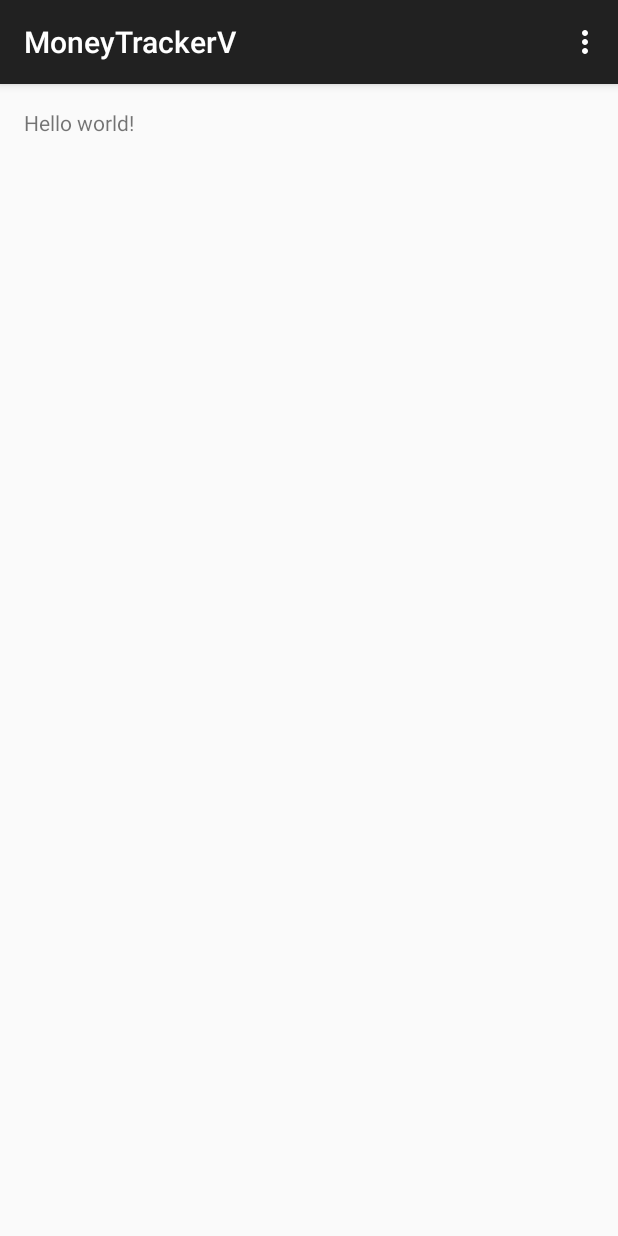
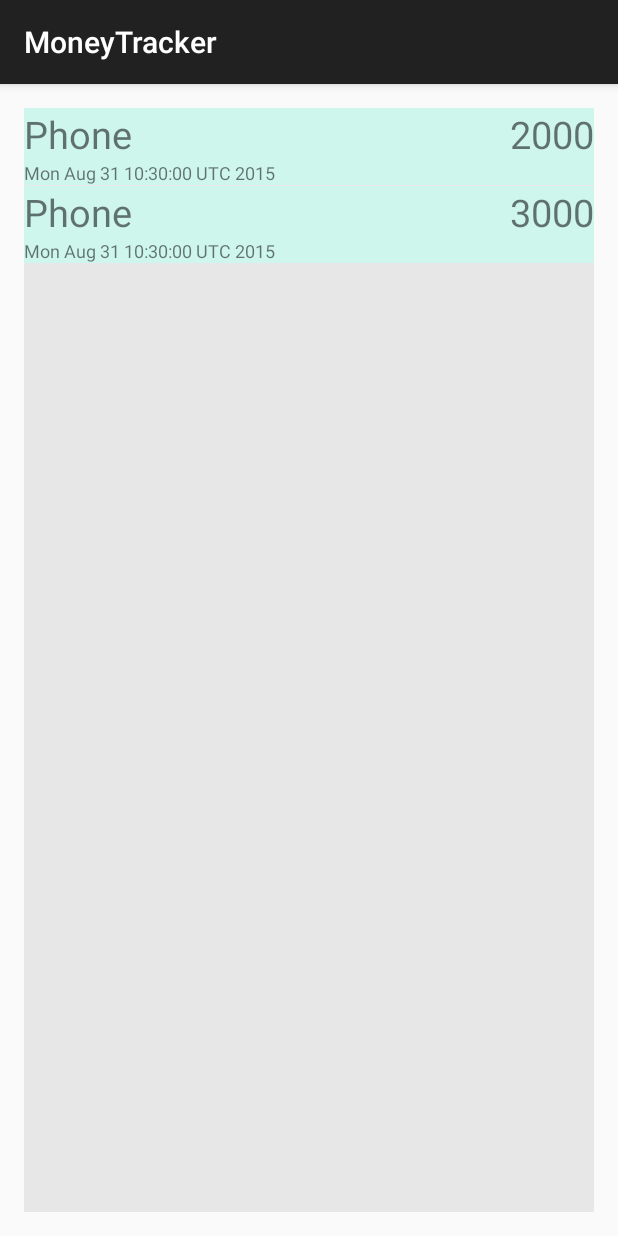
Before and after one commit to ftipip/MoneyTrackerV, an Android app: the screen it shows after launch (MainActivity), on a phone screen of 412 x 824 dp. Run offline under Robolectric (Android 15) with nearby library versions, the phone set to English and light mode, and no system bars.

Commit message:
Lesson#3

```diff
--- a/app/src/main/java/com/example/ftipip/moneytrackerv/MainActivity.java
+++ b/app/src/main/java/com/example/ftipip/moneytrackerv/MainActivity.java
@@ -2,37 +2,53 @@ package com.example.ftipip.moneytrackerv;
 
 import android.support.v7.app.ActionBarActivity;
 import android.os.Bundle;
+import android.util.Log;
 import android.view.Menu;
 import android.view.MenuItem;
+import android.widget.ListView;
+
+import java.util.ArrayList;
+import java.util.Date;
+import java.util.List;
 
 
 public class MainActivity extends ActionBarActivity {
+
+    private ListView listView;
+    private List<Transaction> data = new ArrayList<>();
+    private TransactionAdapter transactionAdapter;
+
+    private static final String LOG_TAG = MainActivity.class.getSimpleName();
 
     @Override
     protected void onCreate(Bundle savedInstanceState) {
         super.onCreate(savedInstanceState);
         setContentView(R.layout.activity_main);
+
+        listView = (ListView) findViewById(R.id.main_listview);
+        List<Transaction> adapterData = getDataList();
+        transactionAdapter = new TransactionAdapter(this, adapterData);
+        listView.setAdapter(transactionAdapter);
+
+        Log.d(LOG_TAG, "onCreate");
+    }
+
+    private  List<Transaction> getDataList() {
+        data.add(new Transaction("Phone", 2000, String.valueOf(new Date())));
+        data.add(new Transaction("Phone", 3000, String.valueOf(new Date())));
+
+        return data;
     }
 
     @Override
-    public boolean onCreateOptionsMenu(Menu menu) {
-        // Inflate the menu; this adds items to the action bar if it is present.
-        getMenuInflater().inflate(R.menu.menu_main, menu);
-        return true;
+    protected void onResume() {
+        Log.d(LOG_TAG, "onResume");
+        super.onResume();
     }
 
     @Override
-    public boolean onOptionsItemSelected(MenuItem item) {
-        // Handle action bar item clicks here. The action bar will
-        // automatically handle clicks on the Home/Up button, so long
-        // as you specify a parent activity in AndroidManifest.xml.
-        int id = item.getItemId();
-
-        //noinspection SimplifiableIfStatement
-        if (id == R.id.action_settings) {
-            return true;
-        }
-
-        return super.onOptionsItemSelected(item);
+    protected void onDestroy() {
+        Log.d(LOG_TAG, "onDestroy");
+        super.onDestroy();
     }
 }
--- /dev/null
+++ b/app/src/main/java/com/example/ftipip/moneytrackerv/Transaction.java
@@ -0,0 +1,16 @@
+package com.example.ftipip.moneytrackerv;
+
+/**
+ * Created by ftipip on 28.08.2015.
+ */
+public class Transaction {
+
+    String title, date;
+    Integer sum;
+
+    public Transaction(String title, Integer sum, String date) {
+        this.title = title;
+        this.sum = sum;
+        this.date = date;
+    }
+}
--- /dev/null
+++ b/app/src/main/java/com/example/ftipip/moneytrackerv/TransactionAdapter.java
@@ -0,0 +1,47 @@
+package com.example.ftipip.moneytrackerv;
+
+import android.content.Context;
+import android.graphics.Color;
+import android.view.LayoutInflater;
+import android.view.View;
+import android.view.ViewGroup;
+import android.widget.ArrayAdapter;
+import android.widget.RelativeLayout;
+import android.widget.TextView;
+
+import java.util.List;
+
+/**
+ * Created by ftipip on 28.08.2015.
+ */
+public class TransactionAdapter extends ArrayAdapter {
+
+    private List<Transaction> transactions;
+
+    public TransactionAdapter(Context context, List<Transaction> transactions) {
+        super(context, 0, transactions);
+        this.transactions = transactions;
+    }
+
+    @Override
+    public View getView(int position, View convertView, ViewGroup parent) {
+        Transaction transaction = (Transaction) getItem(position);
+
+        //RelativeLayout lis_item = (RelativeLayout) convertView.findViewById(R.id.list_item);
+        //lis_item.setBackgroundColor(Color.parseColor("#F2BEBE"));
+
+        if (convertView == null) {
+            convertView = LayoutInflater.from(getContext()).inflate(R.layout.list_item, parent, false);
+        }
+
+        TextView textTitle = (TextView) convertView.findViewById(R.id.title);
+        TextView textSum = (TextView) convertView.findViewById(R.id.sum);
+        TextView textDate = (TextView) convertView.findViewById(R.id.date);
+
+        textTitle.setText(transaction.title);
+        textSum.setText(String.valueOf(transaction.sum));
+        textDate.setText(String.valueOf(transaction.date));
+
+        return convertView;
+    }
+}
--- a/app/src/main/res/layout/activity_main.xml
+++ b/app/src/main/res/layout/activity_main.xml
@@ -5,7 +5,19 @@
     android:paddingTop="@dimen/activity_vertical_margin"
     android:paddingBottom="@dimen/activity_vertical_margin" tools:context=".MainActivity">
 
-    <TextView android:text="@string/hello_world" android:layout_width="wrap_content"
-        android:layout_height="wrap_content" />
+    <LinearLayout
+        android:layout_width="match_parent"
+        android:layout_height="match_parent"
+        android:background="#E7E7E7">
+
+        <ListView
+            android:id="@+id/main_listview"
+            android:layout_width="match_parent"
+            android:layout_height="match_parent"
+            android:divider="@android:color/transparent"
+            android:dividerHeight="@dimen/dividerHeight"
+            />
+
+    </LinearLayout>
 
 </RelativeLayout>
--- /dev/null
+++ b/app/src/main/res/layout/list_item.xml
@@ -0,0 +1,32 @@
+<?xml version="1.0" encoding="utf-8"?>
+<RelativeLayout xmlns:android="http://schemas.android.com/apk/res/android"
+    android:orientation="vertical" android:layout_width="match_parent"
+    android:layout_height="match_parent"
+    android:id="@+id/list_item"
+    android:background="#CEF6EC"
+    >
+
+    <TextView
+        android:id="@+id/title"
+        android:layout_width="wrap_content"
+        android:layout_height="wrap_content"
+        android:textSize="25sp"
+        android:text="Title"/>
+    <TextView
+        android:id="@+id/date"
+        android:layout_width="wrap_content"
+        android:layout_height="wrap_content"
+        android:textSize="12sp"
+        android:layout_below="@+id/title"
+        android:text="Date"/>
+    <TextView
+        android:id="@+id/sum"
+        android:layout_width="wrap_content"
+        android:layout_height="wrap_content"
+        android:textSize="25sp"
+        android:text="Sum"
+        android:layout_alignParentRight="true"
+        />
+
+
+</RelativeLayout>
--- a/app/src/main/res/values/dimens.xml
+++ b/app/src/main/res/values/dimens.xml
@@ -2,4 +2,5 @@
     <!-- Default screen margins, per the Android Design guidelines. -->
     <dimen name="activity_horizontal_margin">16dp</dimen>
     <dimen name="activity_vertical_margin">16dp</dimen>
+    <dimen name="dividerHeight">0.4dp</dimen>
 </resources>
--- a/app/src/main/res/values/strings.xml
+++ b/app/src/main/res/values/strings.xml
@@ -1,5 +1,5 @@
 <resources>
-    <string name="app_name">MoneyTrackerV</string>
+    <string name="app_name">MoneyTracker</string>
 
     <string name="hello_world">Hello world!</string>
     <string name="action_settings">Settings</string>
```
Also changed, not shown: 2 other files.
